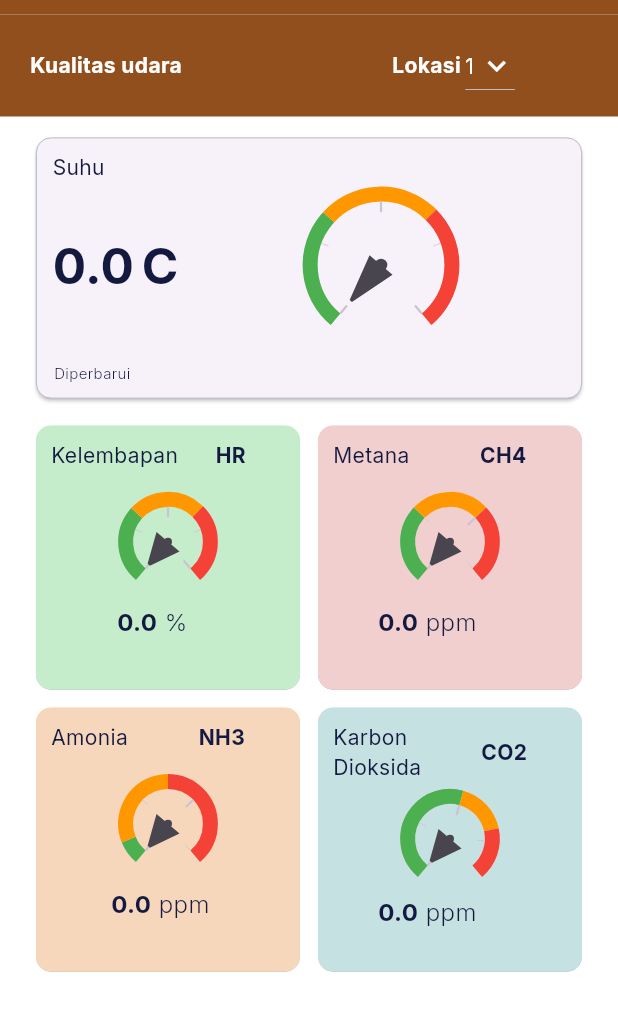
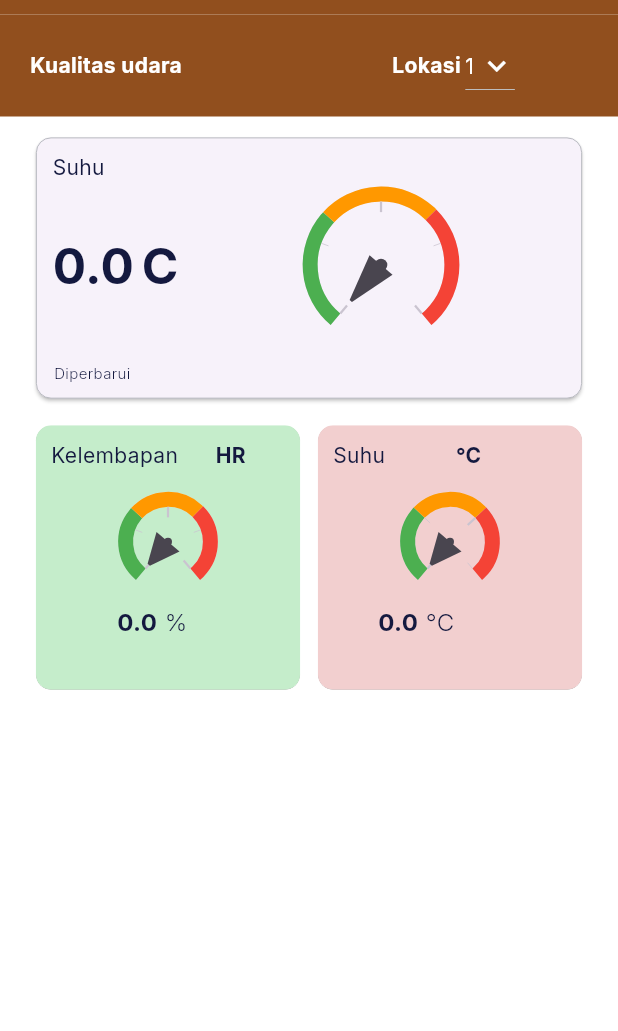
Before and after one commit to bintangandk/mobile-nursery-gapoktan, a Flutter app: the DashboardPage screen opened directly, on a phone screen of 412 x 824 dp, the part 95-1126 px from its top. Run offline on Flutter 3.47's test engine with Material 3 defaults, Android fonts, the phone set to English and light mode, and no system bars; drawn by our look-alikes of syncfusion_flutter_gauges; our stand-ins replace fl_chart, google_fonts, shared_preferences; accounts and stored records are empty; network calls fail.

Commit message:
change logo on about and setting, delete card on dashboard

```diff
--- a/lib/Screens/Settings_page.dart
+++ b/lib/Screens/Settings_page.dart
@@ -164,7 +164,7 @@
                               height: 10,
                             ),
                             Text(
-                              'Gumukmas Admin',
+                              'Gapoktan Subur Admin',
                               style: blackTextStyle.copyWith(
                                   fontSize: 13, fontWeight: bold),
                             ),
--- a/lib/Screens/dashboard_page.dart
+++ b/lib/Screens/dashboard_page.dart
@@ -384,22 +384,10 @@
                                   Color.fromRGBO(197, 237, 203, 1),
                                 ),
                                 buildGasCard4(
-                                  'Metana',
-                                  'CH4',
-                                  metana,
+                                  'Suhu',
+                                  '°C',
+                                  temperature,
                                   Color.fromRGBO(242, 207, 207, 1),
-                                ),
-                                buildGasCard(
-                                  'Amonia',
-                                  'NH3',
-                                  amonia,
-                                  Color.fromRGBO(247, 215, 187, 1),
-                                ),
-                                buildGasCard3(
-                                  'Karbon\nDioksida',
-                                  'CO2',
-                                  dioksida,
-                                  Color.fromRGBO(198, 225, 225, 1),
                                 ),
                               ],
                             ),
@@ -627,7 +615,7 @@
                 const SizedBox(
                   width: 5,
                 ),
-                Text('ppm', style: blackTextStyle.copyWith(fontWeight: light, fontSize: 16)),
+                Text('°C', style: blackTextStyle.copyWith(fontWeight: light, fontSize: 16)),
               ],
             )
           ],
@@ -773,7 +761,7 @@
                 const SizedBox(
                   width: 5,
                 ),
-                Text('ppm', style: blackTextStyle.copyWith(fontWeight: light, fontSize: 16)),
+                Text('°C', style: blackTextStyle.copyWith(fontWeight: light, fontSize: 16)),
               ],
             )
           ],
@@ -849,7 +837,7 @@
                 const SizedBox(
                   width: 5,
                 ),
-                Text('ppm', style: blackTextStyle.copyWith(fontWeight: light, fontSize: 16)),
+                Text('°C', style: blackTextStyle.copyWith(fontWeight: light, fontSize: 16)),
               ],
             )
           ],
```
Also changed, not shown: lib/Screens/about_page.dart (+9 -9 lines), assets/facebook-logo.png (added), assets/facebook.png (deleted), assets/instagram-logo.png (added), assets/instagram.png (deleted), assets/twitter-logo.png (added), assets/twitter.png (deleted), assets/youtube-logo.png (added), assets/youtube.png (deleted).
